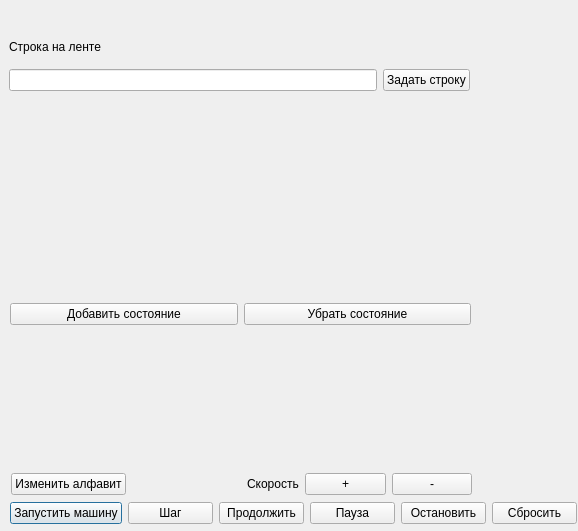
The window that simulatorwindow.ui (AlS0R0/TuringMachine) describes before a commit, drawn with Qt 5.
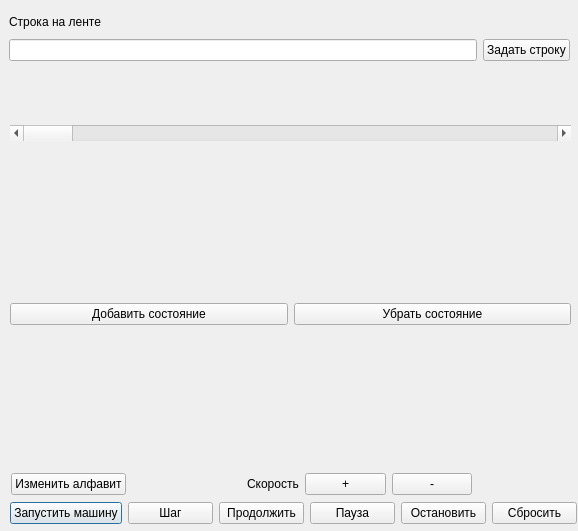
The same window after the commit.

Commit message: Added scroll function for tapewidget, updated README.md, added modes of control for tableView

Patch:
```diff
--- a/simulatorwindow.ui
+++ b/simulatorwindow.ui
@@ -131,7 +131,7 @@
     <rect>
      <x>10</x>
      <y>164</y>
-     <width>461</width>
+     <width>561</width>
      <height>301</height>
     </rect>
    </property>
@@ -156,9 +156,9 @@
    <property name="geometry">
     <rect>
      <x>9</x>
-     <y>30</y>
-     <width>461</width>
-     <height>61</height>
+     <y>10</y>
+     <width>561</width>
+     <height>51</height>
     </rect>
    </property>
    <layout class="QGridLayout" name="gridLayout">
@@ -172,7 +172,7 @@
     <item row="2" column="0">
      <widget class="QLineEdit" name="LineTape"/>
     </item>
-    <item row="1" column="0">
+    <item row="0" column="0" rowspan="2">
      <widget class="QLabel" name="label_2">
       <property name="text">
        <string>Строка на ленте</string>
@@ -185,13 +185,26 @@
    <property name="geometry">
     <rect>
      <x>9</x>
-     <y>99</y>
-     <width>461</width>
+     <y>69</y>
+     <width>561</width>
      <height>51</height>
     </rect>
    </property>
    <layout class="QVBoxLayout" name="verticalLayout"/>
   </widget>
+  <widget class="QScrollBar" name="horizontalScrollBar">
+   <property name="geometry">
+    <rect>
+     <x>10</x>
+     <y>125</y>
+     <width>561</width>
+     <height>16</height>
+    </rect>
+   </property>
+   <property name="orientation">
+    <enum>Qt::Orientation::Horizontal</enum>
+   </property>
+  </widget>
  </widget>
  <resources/>
  <connections/>
```
The commit also changes 4 other files.
